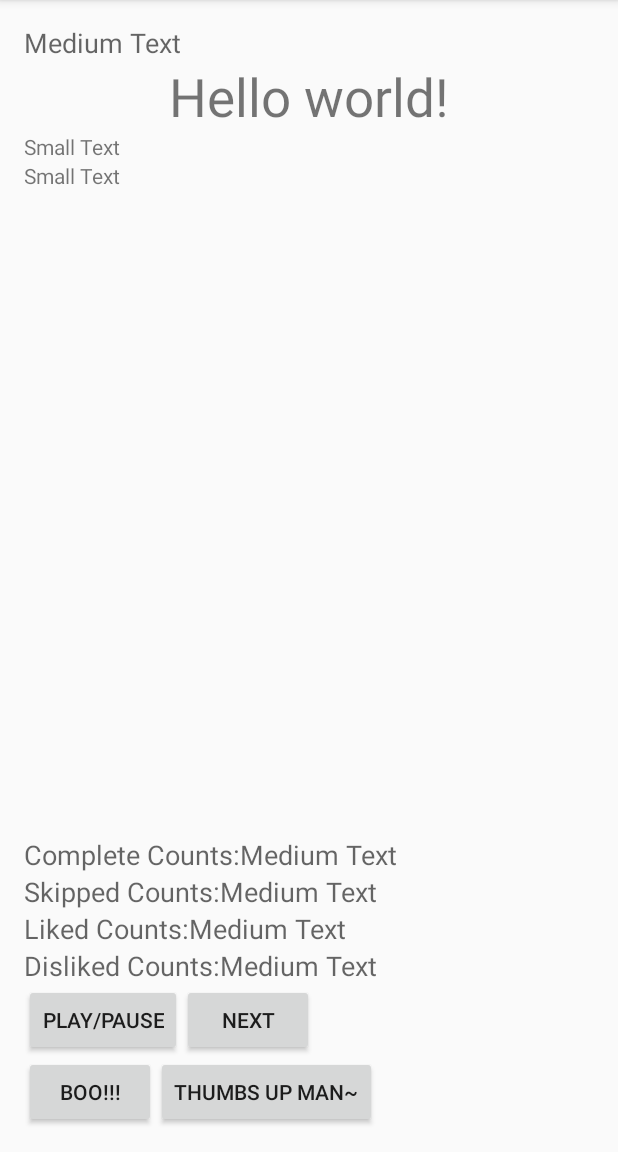
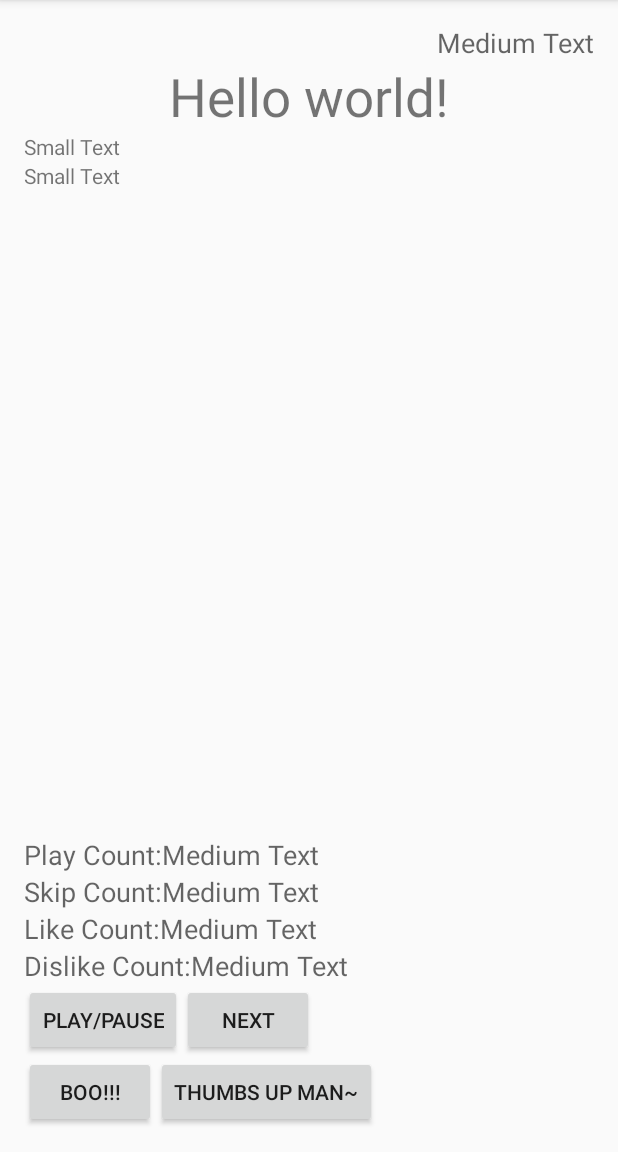
Before and after one commit to xuatz/XMPv2, an Android app: the screen it shows after launch (MainActivity), on a phone screen of 412 x 824 dp, the part 84-1236 px from its top. Run offline under Robolectric (Android 15) with nearby library versions, the phone set to English and light mode, and no system bars; libraries missing offline, so code that uses them is left out: hirondelle.date4j, io.realm; 15 statements that could not run were skipped.

Commit message:
v0.0.3b -updated schema v1 (check if song is available or hidden) -combined complete and half played as play count for presentation -UI changes -updated Track query to only take songs that are available and not hidden

```diff
--- a/app/src/main/java/com/xuatzsolutions/xuatzmediaplayer2/HelperClasses/MySongManager.java
+++ b/app/src/main/java/com/xuatzsolutions/xuatzmediaplayer2/HelperClasses/MySongManager.java
@@ -6,7 +6,6 @@ import android.database.Cursor;
 import android.provider.MediaStore;
 import android.util.Log;
 
-import com.xuatzsolutions.xuatzmediaplayer2.MainActivity;
 import com.xuatzsolutions.xuatzmediaplayer2.Models.Migration;
 import com.xuatzsolutions.xuatzmediaplayer2.Models.Track;
 import com.xuatzsolutions.xuatzmediaplayer2.Models.TrackStats;
@@ -43,7 +42,12 @@ public class MySongManager {
 
         Realm realm = Realm.getInstance(Migration.getConfig(context));
 
-        //songs = new HashMap<String, Track>();
+        realm.beginTransaction();
+        RealmResults<Track> res = realm.where(Track.class).findAll();
+        for (int x = 0; x<res.size();x++) {
+            res.get(0).setIsAvailable(false);
+        }
+        realm.commitTransaction();
 
         String where = MediaStore.Audio.Media.IS_MUSIC + " = 1";
         String[] selectionArgs = null;
@@ -71,6 +75,8 @@ public class MySongManager {
 
         realm.beginTransaction();
 
+        String dateTimeNowToString = DateTime.now(Calendar.getInstance().getTimeZone()).toString();
+
         while (cursor.moveToNext()) {
             Track track;
 
@@ -82,7 +88,9 @@ public class MySongManager {
 
             if (res2 != null) {
                 track = res2;
+                track.setIsAvailable(true);
 
+                if(!track.isHidden()) {
                     if (rebuildStats) {
                         RealmResults<TrackStats> statsRes =
                                 realm.where(TrackStats.class)
@@ -99,16 +107,49 @@ public class MySongManager {
 //                        Log.d(TAG, "track.getDislikedCount(): " + track.getDislikedCount());
 
                             //res.where().equalTo("type", TrackStats.SONG_SELECTED) //TODO not implemented yet
-                        int completedCount = statsRes.where().equalTo("type", TrackStats.SONG_COMPLETED).findAll().size();
-                        int skippedCount = statsRes.where().equalTo("type", TrackStats.SONG_SKIPPED).findAll().size();
-                        int likedCount = statsRes.where().equalTo("type", TrackStats.SONG_LIKED).findAll().size();
-                        int dislikedCount = statsRes.where().equalTo("type", TrackStats.SONG_DISLIKED).findAll().size();
+
+                            int completedCount = 0;
+                            int skippedCount = 0;
+                            int likedCount = 0;
+                            int dislikedCount = 0;
+                            int halfPlayedCount = 0;
+                            int selectedCount = 0;
+
+                            for (TrackStats ts : statsRes) {
+                                switch (ts.getType()) {
+                                    case TrackStats.SONG_COMPLETED:
+                                        completedCount++;
+                                        break;
+                                    case TrackStats.SONG_HALF_PLAYED:
+                                        halfPlayedCount++;
+                                        break;
+                                    case TrackStats.SONG_SELECTED:
+                                        selectedCount++;
+                                        break;
+                                    case TrackStats.SONG_SKIPPED:
+                                        skippedCount++;
+                                        break;
+                                    case TrackStats.SONG_LIKED:
+                                        likedCount++;
+                                        break;
+                                    case TrackStats.SONG_DISLIKED:
+                                        dislikedCount++;
+                                        break;
+
+                                }
+                            }
 
                             track.setCompletedCount(completedCount);
+                            track.setHalfPlayedCount(halfPlayedCount);
+                            track.setSelectedCount(selectedCount);
+
                             track.setSkippedCount(skippedCount);
+
                             track.setLikedCount(likedCount);
                             track.setDislikedCount(dislikedCount);
-                        track.setStatsUpdatedAt(DateTime.now(Calendar.getInstance().getTimeZone()).toString());
+
+                            track.setStatsUpdatedAt(dateTimeNowToString);
+                        }
                     }
                 }
             } else {
--- a/app/src/main/java/com/xuatzsolutions/xuatzmediaplayer2/MainActivity.java
+++ b/app/src/main/java/com/xuatzsolutions/xuatzmediaplayer2/MainActivity.java
@@ -49,7 +49,7 @@ public class MainActivity extends Activity {
     private IntentFilter intentFilter;
 
     private TextView tvCurrentTrackTitle;
-    private TextView tvCurrentTrackComCount;
+    private TextView tvCurrentTrackPlayCount;
     private TextView tvCurrentTrackSkipCount;
     private TextView tvCurrentTrackLikeCount;
     private TextView tvCurrentTrackDislikeCount;
@@ -87,7 +87,7 @@ public class MainActivity extends Activity {
         //=====================================
 
         tvCurrentTrackTitle = (TextView) findViewById(R.id.tv_current_song_title);
-        tvCurrentTrackComCount = (TextView) findViewById(R.id.tvCurrentTrackComCount);
+        tvCurrentTrackPlayCount = (TextView) findViewById(R.id.tv_current_track_play_count);
         tvCurrentTrackSkipCount = (TextView) findViewById(R.id.tvCurrentTrackSkipCount);
         //tvCurrentTrackSelectCount = (TextView) findViewById(R.id.tvCurrentTrackSelectCount);
         tvCurrentTrackLikeCount = (TextView) findViewById(R.id.tvCurrentTrackLikeCount);
@@ -239,7 +239,9 @@ public class MainActivity extends Activity {
             if (mService.getCurrentTrack() != null) {
                 tvCurrentTrackTitle.setText(mService.getCurrentTrack().getTitle());
 
-                tvCurrentTrackComCount.setText(""+mService.getCurrentTrack().getCompletedCount());
+                int playCount = mService.getCurrentTrack().getCompletedCount() + mService.getCurrentTrack().getHalfPlayedCount();
+                tvCurrentTrackPlayCount.setText("" + playCount);
+
                 tvCurrentTrackSkipCount.setText(""+mService.getCurrentTrack().getSkippedCount());
                 //tvCurrentTrackSelectCount.setText(selected);
                 tvCurrentTrackLikeCount.setText(""+mService.getCurrentTrack().getLikedCount());
@@ -374,7 +376,7 @@ public class MainActivity extends Activity {
             progressDialog.setCancelable(false);
             progressDialog.show();
 
-            RealmResults<Track> res = realm.where(Track.class).findAll();
+            RealmResults<Track> res = realm.where(Track.class).equalTo("isHidden", false).findAll();
 
             if (res.size() == 0) {
                 isLibEmpty = true;
--- a/app/src/main/res/layout/activity_main.xml
+++ b/app/src/main/res/layout/activity_main.xml
@@ -5,12 +5,122 @@
     android:paddingTop="@dimen/activity_vertical_margin"
     android:paddingBottom="@dimen/activity_vertical_margin" tools:context=".MainActivity">
 
+    <TextView
+        android:layout_width="wrap_content"
+        android:layout_height="wrap_content"
+        android:textAppearance="?android:attr/textAppearanceMedium"
+        android:text="Medium Text"
+        android:id="@+id/tv_session_type"
+        android:layout_alignParentTop="true"
+        android:layout_alignParentRight="true"/>
+
     <TextView android:text="@string/hello_world" android:layout_width="wrap_content"
         android:layout_height="wrap_content"
         android:id="@+id/tv_current_song_title"
         android:textSize="35sp"
         android:layout_below="@+id/tv_session_type"
         android:layout_centerHorizontal="true" />
+
+    <TextView
+        android:layout_width="wrap_content"
+        android:layout_height="wrap_content"
+        android:textAppearance="?android:attr/textAppearanceSmall"
+        android:text="Small Text"
+        android:id="@+id/tv_artist"
+        android:layout_below="@+id/tv_current_song_title"
+        android:layout_alignParentStart="true" />
+
+    <TextView
+        android:layout_width="wrap_content"
+        android:layout_height="wrap_content"
+        android:textAppearance="?android:attr/textAppearanceSmall"
+        android:text="Small Text"
+        android:id="@+id/tv_album"
+        android:layout_below="@+id/tv_artist"
+        android:layout_alignParentStart="true" />
+
+
+
+
+
+
+    <TextView
+        android:layout_width="wrap_content"
+        android:layout_height="wrap_content"
+        android:textAppearance="?android:attr/textAppearanceMedium"
+        android:text="Play Count:"
+        android:id="@+id/textView"
+        android:layout_above="@+id/textView2"
+        android:layout_alignParentStart="true" />
+
+    <TextView
+        android:layout_width="wrap_content"
+        android:layout_height="wrap_content"
+        android:textAppearance="?android:attr/textAppearanceMedium"
+        android:text="Medium Text"
+        android:id="@+id/tv_current_track_play_count"
+        android:layout_alignBaseline="@+id/textView"
+        android:layout_toEndOf="@+id/textView" />
+
+    <TextView
+        android:layout_width="wrap_content"
+        android:layout_height="wrap_content"
+        android:textAppearance="?android:attr/textAppearanceMedium"
+        android:text="Skip Count:"
+        android:id="@+id/textView2"
+        android:layout_above="@+id/textView3"
+        android:layout_alignParentStart="true" />
+
+    <TextView
+        android:layout_width="wrap_content"
+        android:layout_height="wrap_content"
+        android:textAppearance="?android:attr/textAppearanceMedium"
+        android:text="Medium Text"
+        android:id="@+id/tvCurrentTrackSkipCount"
+        android:layout_alignBaseline="@+id/textView2"
+        android:layout_toEndOf="@+id/textView2" />
+
+    <TextView
+        android:layout_width="wrap_content"
+        android:layout_height="wrap_content"
+        android:textAppearance="?android:attr/textAppearanceMedium"
+        android:text="Like Count:"
+        android:id="@+id/textView3"
+        android:layout_above="@+id/textView4"
+        android:layout_alignParentStart="true" />
+
+    <TextView
+        android:layout_width="wrap_content"
+        android:layout_height="wrap_content"
+        android:textAppearance="?android:attr/textAppearanceMedium"
+        android:text="Medium Text"
+        android:id="@+id/tvCurrentTrackLikeCount"
+        android:layout_alignTop="@+id/textView3"
+        android:layout_toEndOf="@+id/textView3" />
+
+    <TextView
+        android:layout_width="wrap_content"
+        android:layout_height="wrap_content"
+        android:textAppearance="?android:attr/textAppearanceMedium"
+        android:text="Dislike Count:"
+        android:id="@+id/textView4"
+        android:layout_alignParentStart="true"
+        android:layout_above="@+id/btn_play_pause" />
+
+    <TextView
+        android:layout_width="wrap_content"
+        android:layout_height="wrap_content"
+        android:textAppearance="?android:attr/textAppearanceMedium"
+        android:text="Medium Text"
+        android:id="@+id/tvCurrentTrackDislikeCount"
+        android:layout_alignTop="@+id/textView4"
+        android:layout_toEndOf="@+id/textView4" />
+
+
+
+
+
+
 
     <Button
         android:layout_width="wrap_content"
@@ -44,103 +154,4 @@
         android:layout_alignParentBottom="true"
         android:layout_alignParentStart="true" />
 
-    <TextView
-        android:layout_width="wrap_content"
-        android:layout_height="wrap_content"
-        android:textAppearance="?android:attr/textAppearanceMedium"
-        android:text="Complete Counts:"
-        android:id="@+id/textView"
-        android:layout_alignTop="@+id/tvCurrentTrackComCount"
-        android:layout_alignParentStart="true" />
-
-    <TextView
-        android:layout_width="wrap_content"
-        android:layout_height="wrap_content"
-        android:textAppearance="?android:attr/textAppearanceMedium"
-        android:text="Skipped Counts:"
-        android:id="@+id/textView2"
-        android:layout_above="@+id/textView3"
-        android:layout_alignParentStart="true" />
-
-    <TextView
-        android:layout_width="wrap_content"
-        android:layout_height="wrap_content"
-        android:textAppearance="?android:attr/textAppearanceMedium"
-        android:text="Liked Counts:"
-        android:id="@+id/textView3"
-        android:layout_above="@+id/textView4"
-        android:layout_alignParentStart="true" />
-
-    <TextView
-        android:layout_width="wrap_content"
-        android:layout_height="wrap_content"
-        android:textAppearance="?android:attr/textAppearanceMedium"
-        android:text="Disliked Counts:"
-        android:id="@+id/textView4"
-        android:layout_above="@+id/btn_play_pause"
-        android:layout_toStartOf="@+id/tvCurrentTrackSkipCount" />
-
-    <TextView
-        android:layout_width="wrap_content"
-        android:layout_height="wrap_content"
-        android:textAppearance="?android:attr/textAppearanceMedium"
-        android:text="Medium Text"
-        android:id="@+id/tvCurrentTrackComCount"
-        android:layout_above="@+id/tvCurrentTrackSkipCount"
-        android:layout_toEndOf="@+id/textView" />
-
-    <TextView
-        android:layout_width="wrap_content"
-        android:layout_height="wrap_content"
-        android:textAppearance="?android:attr/textAppearanceMedium"
-        android:text="Medium Text"
-        android:id="@+id/tvCurrentTrackSkipCount"
-        android:layout_alignTop="@+id/textView2"
-        android:layout_toEndOf="@+id/textView2" />
-
-    <TextView
-        android:layout_width="wrap_content"
-        android:layout_height="wrap_content"
-        android:textAppearance="?android:attr/textAppearanceMedium"
-        android:text="Medium Text"
-        android:id="@+id/tvCurrentTrackLikeCount"
-        android:layout_alignTop="@+id/textView3"
-        android:layout_toEndOf="@+id/textView3" />
-
-    <TextView
-        android:layout_width="wrap_content"
-        android:layout_height="wrap_content"
-        android:textAppearance="?android:attr/textAppearanceMedium"
-        android:text="Medium Text"
-        android:id="@+id/tvCurrentTrackDislikeCount"
-        android:layout_alignTop="@+id/textView4"
-        android:layout_toEndOf="@+id/textView4" />
-
-    <TextView
-        android:layout_width="wrap_content"
-        android:layout_height="wrap_content"
-        android:textAppearance="?android:attr/textAppearanceMedium"
-        android:text="Medium Text"
-        android:id="@+id/tv_session_type"
-        android:layout_alignParentTop="true"
-        android:layout_alignParentStart="true" />
-
-    <TextView
-        android:layout_width="wrap_content"
-        android:layout_height="wrap_content"
-        android:textAppearance="?android:attr/textAppearanceSmall"
-        android:text="Small Text"
-        android:id="@+id/tv_artist"
-        android:layout_below="@+id/tv_current_song_title"
-        android:layout_alignParentStart="true" />
-
-    <TextView
-        android:layout_width="wrap_content"
-        android:layout_height="wrap_content"
-        android:textAppearance="?android:attr/textAppearanceSmall"
-        android:text="Small Text"
-        android:id="@+id/tv_album"
-        android:layout_below="@+id/tv_artist"
-        android:layout_alignParentStart="true" />
-
 </RelativeLayout>
```
Also changed, not shown: app/src/main/java/com/xuatzsolutions/xuatzmediaplayer2/Models/Migration.java (+13 -4 lines), app/src/main/java/com/xuatzsolutions/xuatzmediaplayer2/Models/Track.java (+29 -0 lines), app/src/main/java/com/xuatzsolutions/xuatzmediaplayer2/Services/MediaPlayerService.java (+7 -4 lines). Lines whose indentation alone changed are shown as unchanged.
